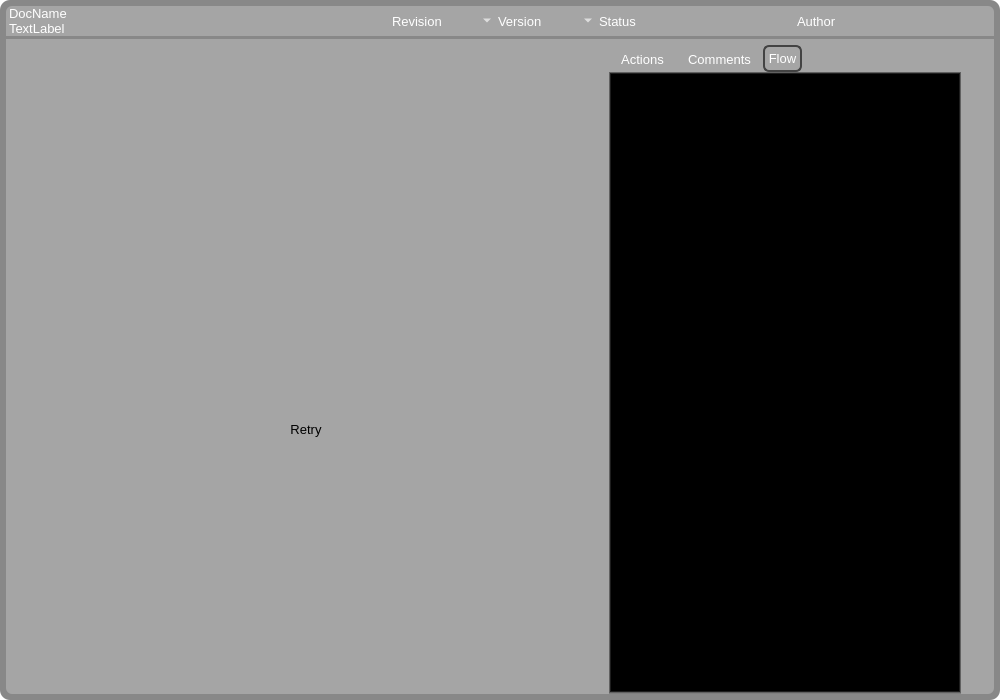
Qt form DocViewDialog.ui (slip686/MIMC) before a commit.
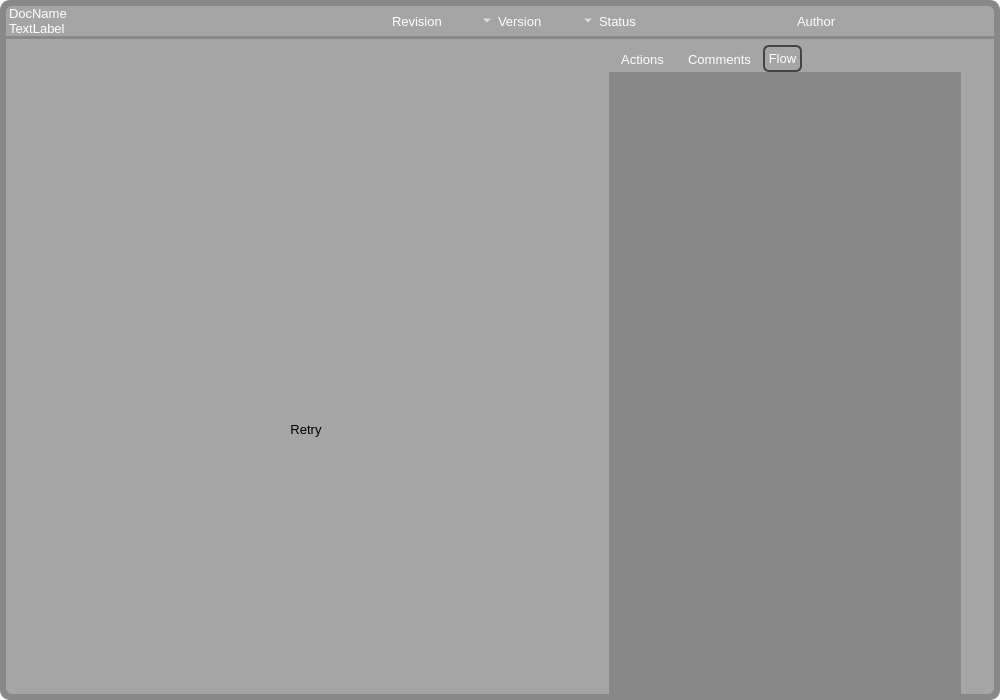
The same form after that commit. The open tabs and pages were chosen to show the change. Icons and pictures are not drawn. Custom widgets are drawn as their Qt base class.

Commit message: doc_view_dialog stylesheet changes

The edit to the form file:
```diff
--- a/DocViewDialog.ui
+++ b/DocViewDialog.ui
@@ -3811,6 +3811,9 @@
                    </property>
                    <item>
                     <widget class="QFrame" name="flowFrame">
+                     <property name="styleSheet">
+                      <string notr="true">background-color: rgb(136,136,136)</string>
+                     </property>
                      <property name="frameShape">
                       <enum>QFrame::StyledPanel</enum>
                      </property>
```
Left out of the diff: 8 changed lines with no effect on the pictures. The commit also changes 1 other file.
